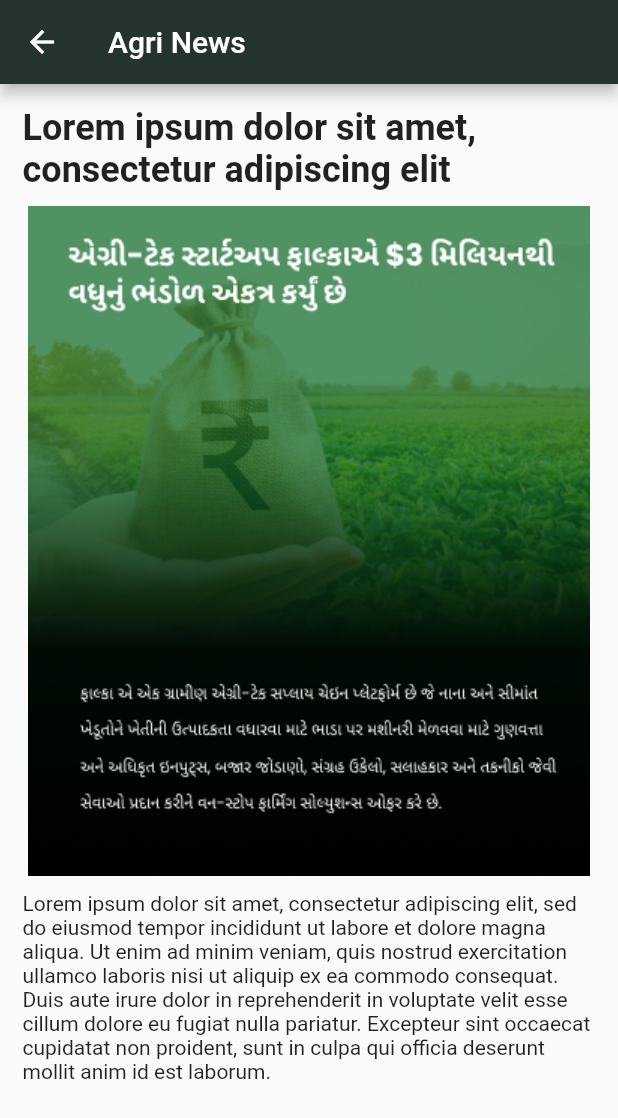
After one commit to IndesignGraphics/hackster, a Flutter app: the AgriNews screen opened directly, on a phone screen of 412 x 824 dp. The commit adds this screen. Shown: the top 1118 px of the screen. Run offline on Flutter 3.47's test engine with Material 2 defaults, Android fonts, the phone set to English and light mode, and no system bars; our stand-ins replace firebase_auth, firebase_core, flutter_svg, geocoding, geolocator, get and 3 more; accounts and stored records are empty.

Commit message:
umar commit

```diff
--- /dev/null
+++ b/lib/screens/agri_news.dart
@@ -0,0 +1,38 @@
+import 'package:flutter/material.dart';
+import 'package:flutter/src/widgets/framework.dart';
+import 'package:flutter/src/widgets/placeholder.dart';
+
+class AgriNews extends StatelessWidget {
+  String? image = '';
+  AgriNews({this.image});
+
+  @override
+  Widget build(BuildContext context) {
+    return Scaffold(
+      appBar: AppBar(
+        title: Text('Agri News'),
+      ),
+      body: Container(
+        padding: EdgeInsets.all(15),
+        child: Column(children: [
+          Text(
+            'Lorem ipsum dolor sit amet, consectetur adipiscing elit',
+            style: TextStyle(
+              fontSize: 24,
+              fontWeight: FontWeight.bold,
+            ),
+          ),
+          SizedBox(
+            height: 10,
+          ),
+          Image.asset(image!),
+          SizedBox(
+            height: 10,
+          ),
+          Text(
+              'Lorem ipsum dolor sit amet, consectetur adipiscing elit, sed do eiusmod tempor incididunt ut labore et dolore magna aliqua. Ut enim ad minim veniam, quis nostrud exercitation ullamco laboris nisi ut aliquip ex ea commodo consequat. Duis aute irure dolor in reprehenderit in voluptate velit esse cillum dolore eu fugiat nulla pariatur. Excepteur sint occaecat cupidatat non proident, sunt in culpa qui officia deserunt mollit anim id est laborum.',),
+        ]),
+      ),
+    );
+  }
+}
```
Also changed, not shown: lib/screens/home_page.dart (+45 -4 lines), lib/screens/tool_info.dart (added), pubspec.lock.
